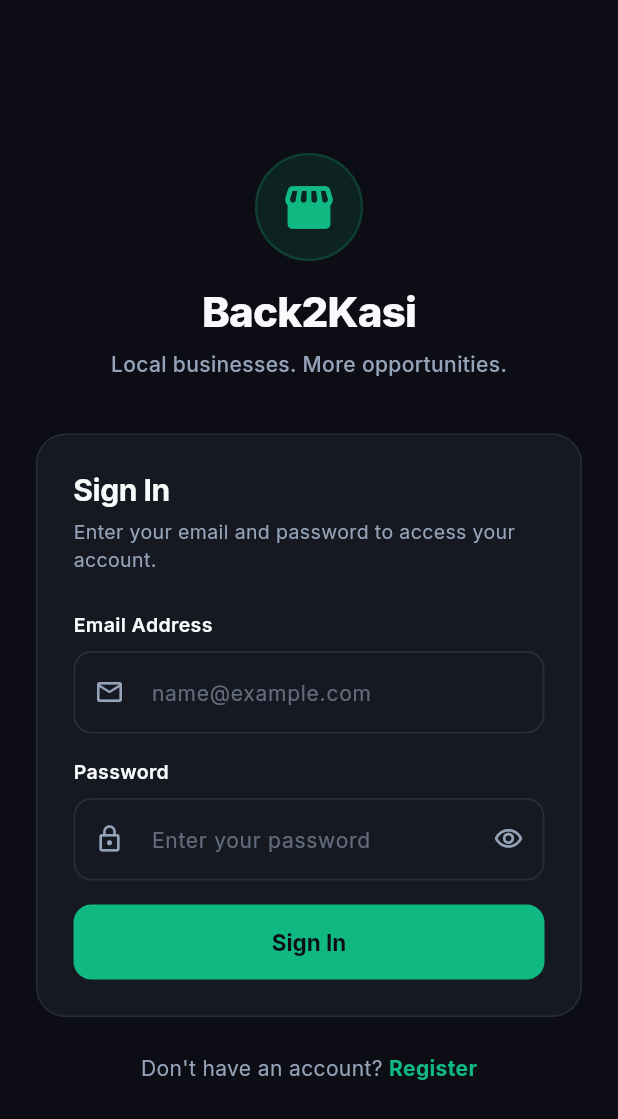
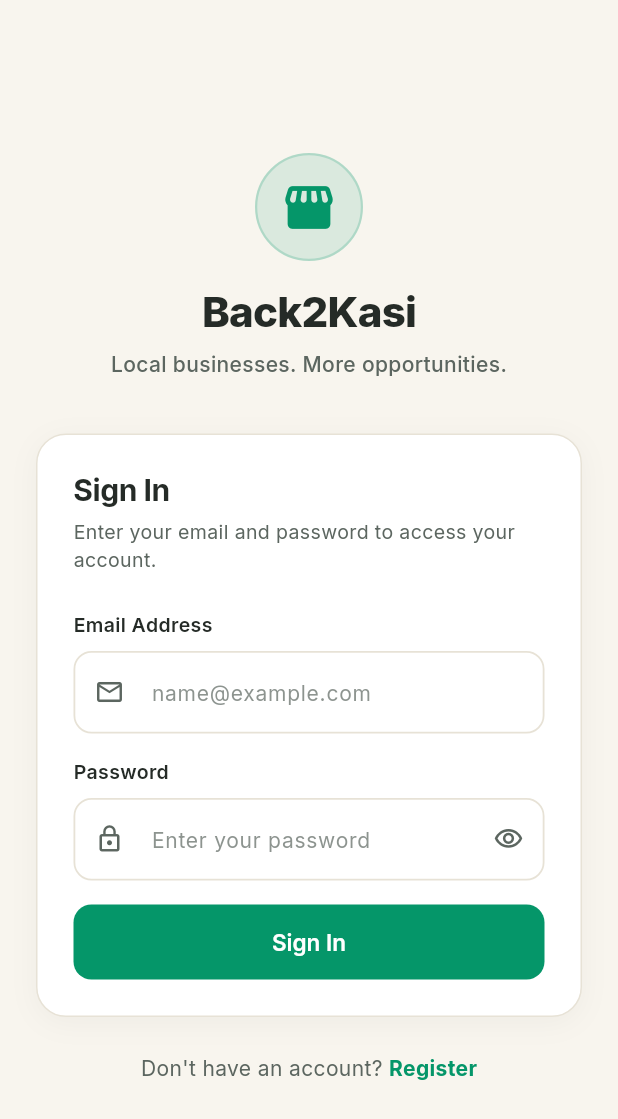
Before and after one commit to MonchoKK/back2kasi, a Flutter app: the screen it shows after launch, on a phone screen of 412 x 824 dp. Shown: the top 1119 px of the screen. Run offline on Flutter 3.47's test engine with Material 3 defaults, Android fonts, the phone set to English and light mode, and no system bars; our stand-ins replace cached_network_image, flutter_secure_storage, google_fonts, image_picker.

Commit message:
feat(theme): implement Emerald + Warm Ivory + Charcoal + Champagne Gold redesign

```diff
--- a/app/lib/config/app_theme.dart
+++ b/app/lib/config/app_theme.dart
@@ -5,37 +5,38 @@ import 'package:google_fonts/google_fonts.dart';
 /**
  * Design system tokens and ThemeData for Back2Kasi.
  *
- * <p>Implements the Emerald Dark Identity for Back2Kasi marketplace:
- * - Brand Primary: Emerald Green (#10B981)
- * - Success: Emerald (#10B981)
- * - Accent: Warm Amber (#F59E0B)
- * - Deep Background: Charcoal Obsidian (#0D0E15)
- * - Surface / Cards: Rich Slate Dark (#161922)
- * - Primary Text: Crisp Off-White (#F8FAFC)
- * - Secondary Text: Muted Slate (#94A3B8)
- * - Borders: Subtle Dark Slate (#262D3D)
+ * <p>Implements the Emerald + Warm Ivory + Charcoal + Gold Identity:
+ * - Brand Identity: Emerald (#059669)
+ * - Background: Warm Ivory (#F8F5EE)
+ * - Typography & Dark Surfaces: Charcoal (#252B27)
+ * - Premium Accents: Champagne Gold (#D6A84F)
+ * - Cards & Elevated Surfaces: Crisp White (#FFFFFF)
+ * - Secondary Text: Muted Charcoal (#5C6660)
+ * - Borders: Soft Warm Ivory Border (#E7E2D6)
  *
  * Typography uses Inter with strict scale hierarchy.</p>
  */
 class AppTheme {
   // Brand Colors
-  static const Color brandColor = Color(0xFF10B981); // Emerald 500 (Vibrant on dark)
+  static const Color brandColor = Color(0xFF059669);    // Emerald 600
   static const Color primaryColor = brandColor;
-  static const Color successColor = Color(0xFF10B981); // Emerald 500
-  static const Color accentColor = Color(0xFFF59E0B);  // Amber 500
-  static const Color darkColor = Color(0xFF0D0E15);    // Deep dark
+  static const Color successColor = Color(0xFF059669);  // Emerald 600
+  static const Color accentColor = Color(0xFFD6A84F);   // Champagne Gold
+  static const Color goldColor = accentColor;           // Champagne Gold alias
+  static const Color charcoalColor = Color(0xFF252B27); // Charcoal
+  static const Color darkColor = charcoalColor;         // Charcoal alias
 
-  // Interface Neutrals (Emerald Dark Mode)
+  // Interface Neutrals (Warm Ivory System)
   static const Color white = Color(0xFFFFFFFF);
-  static const Color backgroundColor = Color(0xFF0D0E15); // Charcoal Obsidian
-  static const Color surfaceColor = Color(0xFF161922);    // Rich Slate Dark Card Surface
+  static const Color backgroundColor = Color(0xFFF8F5EE); // Warm Ivory
+  static const Color surfaceColor = Color(0xFFFFFFFF);    // Crisp White Card Surface
   static const Color cardColor = surfaceColor;
-  static const Color textPrimaryColor = Color(0xFFF8FAFC); // Crisp Off-White / Slate 50
+  static const Color textPrimaryColor = Color(0xFF252B27); // Charcoal Text
   static const Color darkTextColor = textPrimaryColor;     // Forward/backward compatible alias
-  static const Color textSecondaryColor = Color(0xFF94A3B8); // Slate 400
+  static const Color textSecondaryColor = Color(0xFF5C6660); // Muted Charcoal (WCAG AAA)
   static const Color secondaryTextColor = textSecondaryColor; // Forward/backward compatible alias
-  static const Color borderColor = Color(0xFF262D3D);    // Subtle Dark Slate Border
-  static const Color errorColor = Color(0xFFEF4444);      // Red 500
+  static const Color borderColor = Color(0xFFE7E2D6);    // Warm Ivory Border
+  static const Color errorColor = Color(0xFFDC2626);      // Red 600
 
   // Spacing Scale
   static const double space4 = 4.0;
@@ -53,42 +54,42 @@ class AppTheme {
   static const double radiusLarge = 20.0;
   static const double radiusPill = 999.0;
 
-  // Box Shadows
+  // Box Shadows (Warm Charcoal Tints)
   static List<BoxShadow> get cardShadow => [
         BoxShadow(
-          color: Colors.black.withOpacity(0.25),
-          blurRadius: 12,
-          offset: const Offset(0, 4),
+          color: const Color(0xFF252B27).withOpacity(0.05),
+          blurRadius: 10,
+          offset: const Offset(0, 3),
         ),
       ];
 
   static List<BoxShadow> get elevatedShadow => [
         BoxShadow(
-          color: Colors.black.withOpacity(0.40),
-          blurRadius: 18,
-          offset: const Offset(0, 6),
+          color: const Color(0xFF252B27).withOpacity(0.09),
+          blurRadius: 16,
+          offset: const Offset(0, 5),
         ),
       ];
 
-  /// The primary Emerald Dark Theme
-  static ThemeData get darkTheme {
+  /// The primary Emerald + Warm Ivory Theme
+  static ThemeData get lightTheme {
     final baseTextTheme = GoogleFonts.interTextTheme();
 
     return ThemeData(
       useMaterial3: true,
-      brightness: Brightness.dark,
+      brightness: Brightness.light,
       primaryColor: primaryColor,
       scaffoldBackgroundColor: backgroundColor,
       canvasColor: backgroundColor,
 
-      colorScheme: const ColorScheme.dark(
+      colorScheme: const ColorScheme.light(
         primary: primaryColor,
         secondary: accentColor,
         background: backgroundColor,
         surface: surfaceColor,
         error: errorColor,
-        onPrimary: darkColor,
-        onSecondary: white,
+        onPrimary: white,
+        onSecondary: charcoalColor,
         onBackground: textPrimaryColor,
         onSurface: textPrimaryColor,
         onError: white,
@@ -105,6 +106,7 @@ class AppTheme {
           color: textPrimaryColor,
           fontSize: 18,
           fontWeight: FontWeight.bold,
+          letterSpacing: -0.3,
         ),
       ),
 
@@ -160,7 +162,7 @@ class AppTheme {
         ),
       ),
 
-      // Card Theme (16px corner radius, dark slate background, subtle border)
+      // Card Theme (16px corner radius, white surface, warm ivory border)
       cardTheme: CardThemeData(
         color: surfaceColor,
         elevation: 0,
@@ -171,12 +173,12 @@ class AppTheme {
         ),
       ),
 
-      // Input Decoration Theme (52-56px height, rounded corners, subtle dark border)
+      // Input Decoration Theme (52-56px height, rounded corners, subtle warm border)
       inputDecorationTheme: InputDecorationTheme(
         filled: true,
         fillColor: surfaceColor,
         contentPadding: const EdgeInsets.symmetric(horizontal: 16, vertical: 16),
-        hintStyle: GoogleFonts.inter(color: textSecondaryColor.withOpacity(0.6), fontSize: 14),
+        hintStyle: GoogleFonts.inter(color: textSecondaryColor.withOpacity(0.7), fontSize: 14),
         labelStyle: GoogleFonts.inter(color: textSecondaryColor, fontSize: 14),
         enabledBorder: OutlineInputBorder(
           borderRadius: BorderRadius.circular(radiusMedium),
@@ -200,7 +202,7 @@ class AppTheme {
       elevatedButtonTheme: ElevatedButtonThemeData(
         style: ElevatedButton.styleFrom(
           backgroundColor: primaryColor,
-          foregroundColor: darkColor,
+          foregroundColor: white,
           elevation: 0,
           minimumSize: const Size.fromHeight(50),
           padding: const EdgeInsets.symmetric(horizontal: 24, vertical: 14),
@@ -209,7 +211,7 @@ class AppTheme {
           ),
           textStyle: GoogleFonts.inter(
             fontSize: 15,
-            fontWeight: FontWeight.w700,
+            fontWeight: FontWeight.w600,
           ),
         ),
       ),
@@ -249,6 +251,6 @@ class AppTheme {
     );
   }
 
-  /// Alias returning darkTheme to keep the experience consistently dark
-  static ThemeData get lightTheme => darkTheme;
+  /// Theme alias
+  static ThemeData get darkTheme => lightTheme;
 }
--- a/app/lib/main.dart
+++ b/app/lib/main.dart
@@ -50,9 +50,9 @@ class Back2KasiApp extends StatelessWidget {
     return MaterialApp(
       title: 'Back2Kasi',
       debugShowCheckedModeBanner: false,
-      theme: AppTheme.darkTheme,
-      darkTheme: AppTheme.darkTheme,
-      themeMode: ThemeMode.dark,
+      theme: AppTheme.lightTheme,
+      darkTheme: AppTheme.lightTheme,
+      themeMode: ThemeMode.light,
 
       // Dynamic home screen routing depending on auth state
       home: authService.isLoading
--- a/app/lib/views/shared/components/bk_buttons.dart
+++ b/app/lib/views/shared/components/bk_buttons.dart
@@ -35,7 +35,7 @@ class BkPrimaryButton extends StatelessWidget {
         style: ElevatedButton.styleFrom(
           backgroundColor: backgroundColor ?? AppTheme.primaryColor,
           disabledBackgroundColor: AppTheme.primaryColor.withOpacity(0.6),
-          foregroundColor: AppTheme.darkColor,
+          foregroundColor: AppTheme.white,
           shape: RoundedRectangleBorder(
             borderRadius: BorderRadius.circular(AppTheme.radiusMedium),
           ),
@@ -47,7 +47,7 @@ class BkPrimaryButton extends StatelessWidget {
                 height: 22,
                 child: CircularProgressIndicator(
                   strokeWidth: 2.2,
-                  valueColor: AlwaysStoppedAnimation<Color>(AppTheme.darkColor),
+                  valueColor: AlwaysStoppedAnimation<Color>(AppTheme.white),
                 ),
               )
             : Row(
@@ -55,15 +55,15 @@ class BkPrimaryButton extends StatelessWidget {
                 mainAxisSize: MainAxisSize.min,
                 children: [
                   if (icon != null) ...[
-                    Icon(icon, size: 18, color: AppTheme.darkColor),
+                    Icon(icon, size: 18, color: AppTheme.white),
                     const SizedBox(width: AppTheme.space8),
                   ],
                   Text(
                     label,
                     style: const TextStyle(
                       fontSize: 15,
-                      fontWeight: FontWeight.w700,
-                      color: AppTheme.darkColor,
+                      fontWeight: FontWeight.w600,
+                      color: AppTheme.white,
                     ),
                   ),
                 ],
--- a/app/lib/views/shared/components/bk_chips.dart
+++ b/app/lib/views/shared/components/bk_chips.dart
@@ -18,22 +18,22 @@ class BkBookingStatusChip extends StatelessWidget {
 
     switch (status) {
       case BookingStatus.CONFIRMED:
-        bg = AppTheme.brandColor.withOpacity(0.18);
+        bg = AppTheme.brandColor.withOpacity(0.12);
         fg = AppTheme.brandColor;
         label = 'CONFIRMED';
         break;
       case BookingStatus.PENDING:
         bg = AppTheme.accentColor.withOpacity(0.18);
-        fg = AppTheme.accentColor;
+        fg = const Color(0xFFB48329); // Rich champagne gold tone
         label = 'PENDING';
         break;
       case BookingStatus.COMPLETED:
-        bg = const Color(0xFF3B82F6).withOpacity(0.18);
-        fg = const Color(0xFF60A5FA);
+        bg = const Color(0xFF2563EB).withOpacity(0.12);
+        fg = const Color(0xFF1D4ED8);
         label = 'COMPLETED';
         break;
       case BookingStatus.CANCELLED:
-        bg = AppTheme.errorColor.withOpacity(0.18);
+        bg = AppTheme.errorColor.withOpacity(0.12);
         fg = AppTheme.errorColor;
         label = 'CANCELLED';
         break;
--- a/app/lib/views/shared/widgets/cached_image_view.dart
+++ b/app/lib/views/shared/widgets/cached_image_view.dart
@@ -36,14 +36,14 @@ class CachedImageView extends StatelessWidget {
         width: width,
         height: height,
         decoration: BoxDecoration(
-          color: const Color(0xFF1E2433),
+          color: const Color(0xFFEFECE3),
           borderRadius: borderRadius,
         ),
         alignment: Alignment.center,
         child: child ??
             Icon(
               fallbackIcon,
-              color: const Color(0xFF94A3B8),
+              color: const Color(0xFF9E9B90),
               size: iconSize,
             ),
       );
--- a/app/lib/views/shared/widgets/skeleton_loading_card.dart
+++ b/app/lib/views/shared/widgets/skeleton_loading_card.dart
@@ -54,7 +54,7 @@ class _SkeletonLoadingCardState extends State<SkeletonLoadingCard>
           width: widget.width,
           height: widget.height,
           decoration: BoxDecoration(
-            color: const Color(0xFF1E2433).withOpacity(_animation.value),
+            color: const Color(0xFFEAE5D9).withOpacity(_animation.value),
             borderRadius: widget.borderRadius ?? BorderRadius.circular(16),
             border: Border.all(
               color: AppTheme.borderColor.withOpacity(0.5),
```
Also changed, not shown: 4 other files.
